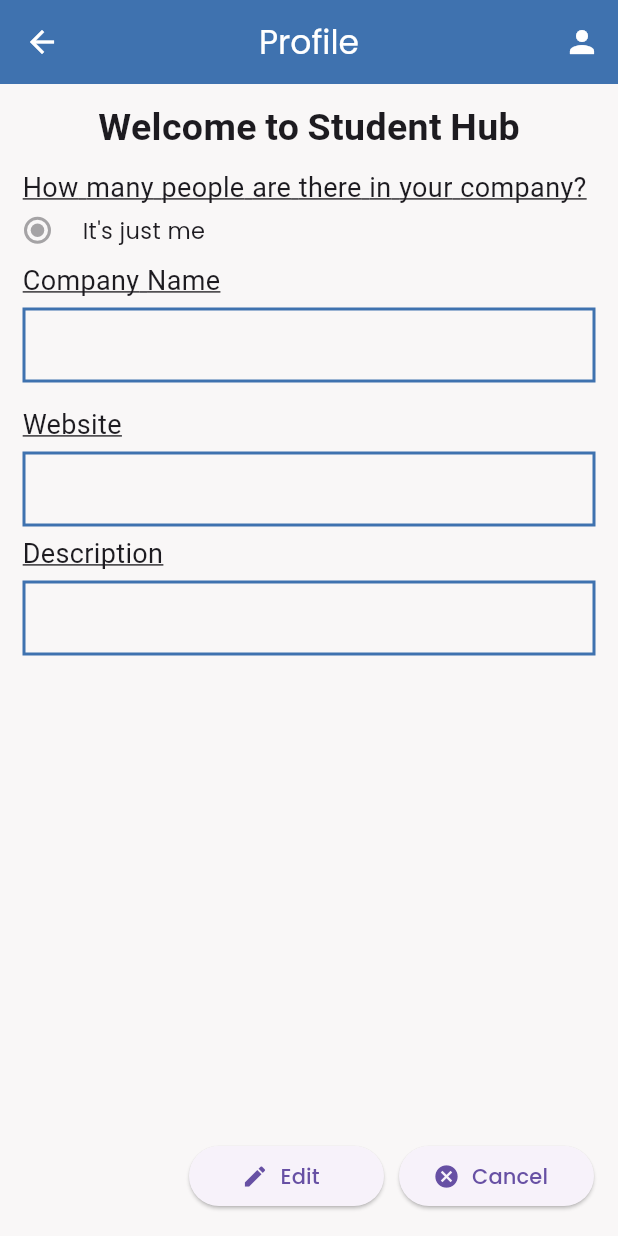
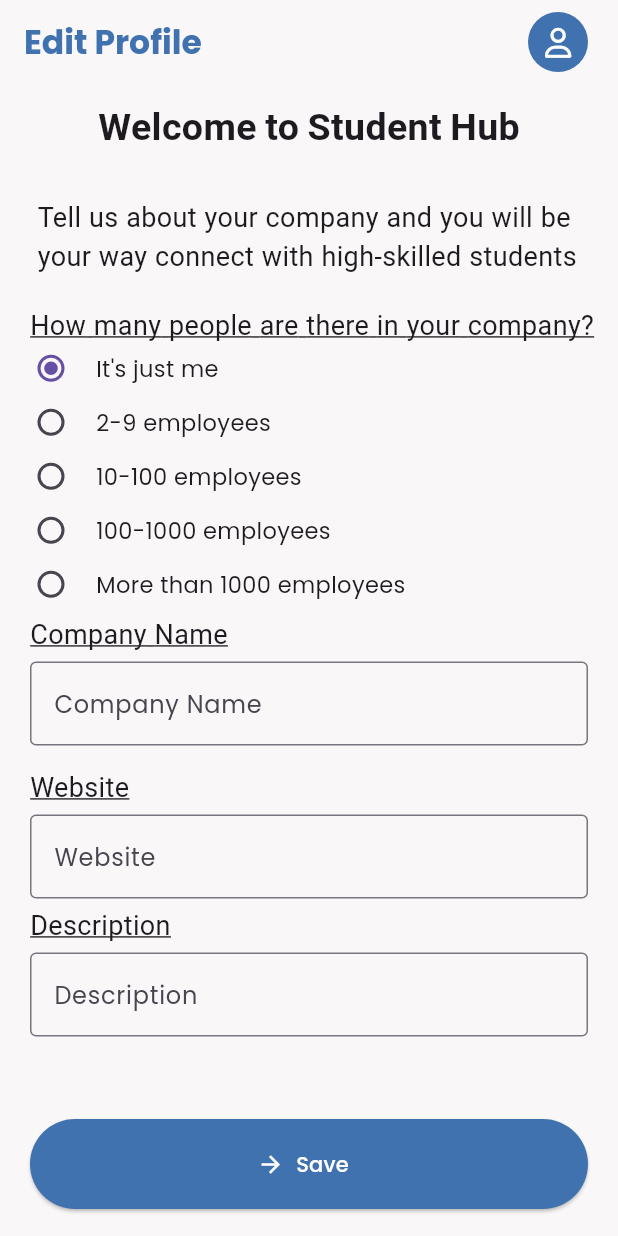
Before and after one commit to NguyenQuang179/amp_studenthub, a Flutter app: the ProfileInputView screen opened by its route, after a tap on "Edit", on a phone screen of 412 x 824 dp. Run offline on Flutter 3.47's test engine with Material 3 defaults, Android fonts, the phone set to English and light mode, and no system bars; our stand-ins replace dio, dotted_border, dropdown_button2, file_picker, flutter_custom_clippers, flutter_spinkit and 8 more; missing offline and left inert: omni_datetime_picker, zego_uikit_prebuilt_video_conference; accounts and stored records are empty; network calls fail; statements that could not run were skipped.

Commit message:
Done EditCompanyProfile

```diff
--- a/lib/configs/constant.dart
+++ b/lib/configs/constant.dart
@@ -14,6 +14,10 @@ class Constant {
   static const String token =
       "Bearer eyJhbGciOiJIUzI1NiIsInR5cCI6IkpXVCJ9.eyJpZCI6MSwiZnVsbG5hbWUiOiJOZ3V5ZW4gTmdvYyBRdWFuZyIsImVtYWlsIjoibm5xdWFuZzIwQGNsYy5maXR1cy5lZHUudm4iLCJyb2xlcyI6WzBdLCJpYXQiOjE3MTI5NDA3NjksImV4cCI6MTcxNDE1MDM2OX0.ccOxnGWHxg89-vv9m3TrrKPQsrsFFQqu73QniRQPzOw";
   static const int apiTimeOut = 60000;
+
+  static const appId = 301809692;
+  static const appSign =
+      '6847d07a0f58a41c1a72bf864fc8f9d22d39700611c94f9f1f30ba2d521d0f24';
 
 // Response Handler
   static const strNoRouteFound = "no_route_found";
--- a/lib/routes/app_router.dart
+++ b/lib/routes/app_router.dart
@@ -12,6 +12,7 @@ import 'package:amp_studenthub/screens/Student_Projects/project_list_filtered.da
 import 'package:amp_studenthub/screens/Student_Projects/project_list_saved.dart';
 import 'package:amp_studenthub/screens/bottom_navbar_scaffold/company_bottom_navbar.dart';
 import 'package:amp_studenthub/screens/company_dashboard_screen.dart';
+import 'package:amp_studenthub/screens/edit_company_profile.dart';
 import 'package:amp_studenthub/screens/home_screen.dart';
 import 'package:amp_studenthub/screens/job_details_screen.dart';
 import 'package:amp_studenthub/screens/login_page.dart';
@@ -198,7 +199,7 @@ class AppRouter {
           name: RouteConstants.videoCall,
           path: '/videoCall',
           pageBuilder: (context, state) {
-            return const MaterialPage(child: VideoCallScreen());
+            return const MaterialPage(child: VideoCallScreen(conferenceId: ''));
           }),
       GoRoute(
           name: RouteConstants.createCompanyProfile,
@@ -207,10 +208,16 @@ class AppRouter {
             return const MaterialPage(child: ProfileInputNew());
           }),
       GoRoute(
+          name: RouteConstants.viewCompanyProfile,
+          path: '/viewCompanyProfile',
+          pageBuilder: (context, state) {
+            return const MaterialPage(child: ProfileInputView());
+          }),
+      GoRoute(
           name: RouteConstants.editCompanyProfile,
           path: '/editCompanyProfile',
           pageBuilder: (context, state) {
-            return const MaterialPage(child: ProfileInputView());
+            return const MaterialPage(child: EditCompanyProfile());
           }),
       GoRoute(
           name: RouteConstants.createStudentProfile1,
--- a/lib/routes/routes_constants.dart
+++ b/lib/routes/routes_constants.dart
@@ -21,6 +21,7 @@ class RouteConstants {
   static String companyMessage = 'companyMessage';
   static String companyNotification = 'companyNotification';
   static String createCompanyProfile = 'createCompanyProfile';
+  static String viewCompanyProfile = 'viewCompanyProfile';
   static String editCompanyProfile = 'editCompanyProfile';
 
   static String createStudentProfile1 = 'createStudentProfile1';
--- /dev/null
+++ b/lib/screens/edit_company_profile.dart
@@ -0,0 +1,325 @@
+import 'dart:convert';
+import 'dart:developer';
+
+import 'package:amp_studenthub/configs/constant.dart';
+import 'package:amp_studenthub/providers/user_provider.dart';
+import 'package:amp_studenthub/routes/routes_constants.dart';
+import 'package:amp_studenthub/screens/input_screen.dart';
+import 'package:dio/dio.dart';
+import 'package:flutter/material.dart';
+import 'package:font_awesome_flutter/font_awesome_flutter.dart';
+import 'package:go_router/go_router.dart';
+import 'package:provider/provider.dart';
+
+class EditCompanyProfile extends StatefulWidget {
+  const EditCompanyProfile({super.key});
+
+  @override
+  State<EditCompanyProfile> createState() => _EditCompanyProfileState();
+}
+
+class _EditCompanyProfileState extends State<EditCompanyProfile> {
+  Map<String, int> option = {
+    'It\'s just me': 0,
+    '2-9 employees': 1,
+    '10-100 employees': 2,
+    '100-1000 employees': 3,
+    'More than 1000 employees': 4
+  };
+
+  @override
+  didChangeDependencies() async {
+    final userProvider = Provider.of<UserProvider>(context, listen: false);
+    var companyProfile = userProvider.userInfo['company'];
+    setState(() {
+      _selectedOption = companyProfile['size'];
+      log(companyProfile['size'].toString());
+      companyNameController.text = companyProfile['companyName'];
+      websiteController.text = companyProfile['website'];
+      descriptionController.text = companyProfile['description'];
+    });
+    super.didChangeDependencies();
+  }
+
+  int _selectedOption = 0;
+  final companyNameController = TextEditingController();
+  final websiteController = TextEditingController();
+  final descriptionController = TextEditingController();
+
+  Future<void> updateCompanyProfile(BuildContext context) async {
+    final dio = Dio();
+    try {
+      final userProvider = Provider.of<UserProvider>(context, listen: false);
+      var companyId = userProvider.userInfo['company']['id'];
+      final accessToken = userProvider.userToken;
+      var endpoint = '${Constant.baseURL}/api/profile/company/$companyId';
+
+      var data = {
+        "companyName": companyNameController.text,
+        "size": _selectedOption,
+        "website": websiteController.text,
+        "description": descriptionController.text
+      };
+
+      final Response response = await dio.put(endpoint,
+          options: Options(headers: {
+            'Authorization': 'Bearer $accessToken',
+          }),
+          data: jsonEncode(data));
+
+      final Map<String, dynamic> responseData =
+          response.data as Map<String, dynamic>;
+      final dynamic result = responseData['result'];
+      if (result != null) {
+        const infoEndpoint = '${Constant.baseURL}/api/auth/me';
+        final Response userResponse = await dio.get(
+          infoEndpoint,
+          options: Options(headers: {
+            'Authorization': 'Bearer $accessToken',
+          }),
+        );
+
+        final Map<String, dynamic> userResponseData =
+            userResponse.data as Map<String, dynamic>;
+        final dynamic userData = userResponseData['result'];
+        userProvider.updateUserInfo(userData);
+      } else {
+        print('User data not found in the response');
+      }
+    } on DioError catch (e) {
+      // Handle Dio errors
+      if (e.response != null) {
+        final responseData = e.response?.data;
+        print(responseData);
+      } else {
+        print(e.message);
+      }
+    }
+  }
+
+  @override
+  Widget build(BuildContext context) {
+    return Scaffold(
+      appBar: AppBar(
+        backgroundColor: Constant.backgroundColor,
+        toolbarHeight: 56,
+        title: const Text(
+          'Edit Profile',
+          style: TextStyle(
+              color: Constant.primaryColor, fontWeight: FontWeight.bold),
+        ),
+        actions: [
+          Padding(
+            padding: const EdgeInsets.symmetric(vertical: 8, horizontal: 16),
+            child: CircleAvatar(
+              radius: 24,
+              backgroundColor: Constant.primaryColor,
+              child: IconButton(
+                icon: const FaIcon(
+                  FontAwesomeIcons.user,
+                  size: 20,
+                  color: Constant.onPrimaryColor,
+                ),
+                onPressed: () {
+                  GoRouter.of(context).pushNamed(RouteConstants.switchAccount);
+                },
+              ),
+            ),
+          ),
+        ],
+      ),
+      body: SingleChildScrollView(
+        child: Column(
+          crossAxisAlignment: CrossAxisAlignment.start,
+          children: [
+            const SizedBox(
+              height: 10,
+            ),
+            const Center(
+              child: Text(
+                'Welcome to Student Hub',
+                style: TextStyle(
+                    fontFamily: 'sans serif',
+                    fontWeight: FontWeight.bold,
+                    fontSize: 25),
+              ),
+            ),
+            const SizedBox(
+              height: 10,
+            ),
+            const Padding(
+              padding: EdgeInsets.symmetric(horizontal: 25.0, vertical: 20),
+              child: Text(
+                'Tell us about your company and you will be your way connect with high-skilled students',
+                textAlign: TextAlign.left,
+                style: TextStyle(
+                    fontFamily: 'sans serif',
+                    fontWeight: FontWeight.normal,
+                    fontSize: 18),
+              ),
+            ),
+            const Padding(
+              padding: EdgeInsets.only(left: 20.0),
+              child: Text(
+                'How many people are there in your company?',
+                style: TextStyle(
+                    fontFamily: 'sans serif',
+                    fontWeight: FontWeight.normal,
+                    fontSize: 18,
+                    decoration: TextDecoration.underline),
+              ),
+            ),
+            Column(
+              children: option.entries
+                  .map(
+                    (entry) => GestureDetector(
+                      onTap: () {
+                        setState(() {
+                          _selectedOption = entry.value;
+                        });
+                      },
+                      child: Container(
+                        padding:
+                            const EdgeInsets.only(top: 5, left: 24, bottom: 10),
+                        child: Row(
+                          children: [
+                            Container(
+                              margin: const EdgeInsets.only(right: 20),
+                              height: 20,
+                              width: 20,
+                              child: Radio(
+                                value: entry.value,
+                                groupValue: _selectedOption,
+                                onChanged: (int? value) {
+                                  setState(() {
+                                    _selectedOption = value!;
+                                  });
+                                },
+                              ),
+                            ),
+                            Text(
+                              entry.key,
+                              style: const TextStyle(fontSize: 15),
+                            )
+                          ],
+                        ),
+                      ),
+                    ),
+                  )
+                  .toList(),
+            ),
+            const Padding(
+              padding: EdgeInsets.only(left: 20.0),
+              child: Text(
+                'Company Name',
+                style: TextStyle(
+                    fontFamily: 'sans serif',
+                    fontWeight: FontWeight.normal,
+                    fontSize: 18,
+                    decoration: TextDecoration.underline),
+              ),
+            ),
+            Padding(
+              padding:
+                  const EdgeInsets.symmetric(horizontal: 20.0, vertical: 5),
+              child: TextField(
+                controller: companyNameController,
+                decoration: const InputDecoration(
+                  border: OutlineInputBorder(),
+                  labelText: 'Company Name',
+                ),
+              ),
+            ),
+            const SizedBox(
+              height: 10,
+            ),
+            const Padding(
+              padding: EdgeInsets.only(left: 20.0),
+              child: Text(
+                'Website',
+                style: TextStyle(
+                    fontFamily: 'sans serif',
+                    fontWeight: FontWeight.normal,
+                    fontSize: 18,
+                    decoration: TextDecoration.underline),
+              ),
+            ),
+            Padding(
+              padding:
+                  const EdgeInsets.symmetric(horizontal: 20.0, vertical: 5),
+              child: TextField(
+                controller: websiteController,
+                decoration: const InputDecoration(
+                  border: OutlineInputBorder(),
+                  labelText: 'Website',
+                ),
+              ),
+            ),
+            const Padding(
+              padding: EdgeInsets.only(left: 20.0),
+              child: Text(
+                'Description',
+                style: TextStyle(
+                    fontFamily: 'sans serif',
+                    fontWeight: FontWeight.normal,
+                    fontSize: 18,
+                    decoration: TextDecoration.underline),
+              ),
+            ),
+            Padding(
+              padding:
+                  const EdgeInsets.symmetric(horizontal: 20.0, vertical: 5),
+              child: TextField(
+                controller: descriptionController,
+                onTap: () async {
+                  final String? newText = await Navigator.push(
+                    context,
+                    MaterialPageRoute(
+                      builder: (context) =>
+                          InputScreen(initialText: descriptionController.text),
+                    ),
+                  );
+                  if (newText != null) {
+                    setState(() {
+                      descriptionController.text = newText;
+                    });
+                  }
+                },
+                decoration: const InputDecoration(
+                  border: OutlineInputBorder(),
+                  labelText: 'Description',
+                ),
+              ),
+            ),
+            Center(
+              child: Container(
+                width: double.infinity,
+                height: 60,
+                margin: const EdgeInsets.only(top: 50),
+                padding: const EdgeInsets.symmetric(horizontal: 20.0),
+                child: ElevatedButton.icon(
+                  style: ButtonStyle(
+                      backgroundColor: MaterialStateProperty.all<Color>(
+                          Constant.primaryColor)),
+                  onPressed: () {
+                    updateCompanyProfile(context);
+                    context.pop(true);
+                    context.pushNamed(RouteConstants.viewCompanyProfile);
+                  },
+                  icon: const Icon(
+                    Icons.arrow_forward,
+                    color: Colors.white,
+                  ),
+                  label: const Text(
+                    'Save',
+                    style: TextStyle(color: Colors.white),
+                  ),
+                ),
+              ),
+            ),
+          ],
+        ),
+      ),
+    );
+  }
+}
--- a/lib/screens/profile_input_view_screen.dart
+++ b/lib/screens/profile_input_view_screen.dart
@@ -2,8 +2,11 @@ import 'package:amp_studenthub/configs/constant.dart';
 import 'package:amp_studenthub/models/company_profile.dart';
 import 'package:amp_studenthub/models/user.dart';
 import 'package:amp_studenthub/providers/user_provider.dart';
+import 'package:amp_studenthub/routes/routes_constants.dart';
 import 'package:dio/dio.dart';
 import 'package:flutter/material.dart';
+import 'package:font_awesome_flutter/font_awesome_flutter.dart';
+import 'package:go_router/go_router.dart';
 import 'package:provider/provider.dart';
 
 class ProfileInputView extends StatefulWidget {
@@ -26,6 +29,7 @@ class _ProfileInputViewState extends State<ProfileInputView> {
   void initState() {
     super.initState();
     option = optionList[0]!;
+    getCompanyProfile(context);
   }
 
   @override
@@ -57,10 +61,12 @@ class _ProfileInputViewState extends State<ProfileInputView> {
       print(result);
       if (result != null) {
         var user = User.fromJson(result);
+        if (mounted) {
           setState(() {
             _companyProfile = CompanyProfile.fromJson(result['company']);
             option = optionList[_companyProfile.size] ?? optionList[0]!;
           });
+        }
       } else {
         print('User data not found in the response');
       }
@@ -79,23 +85,25 @@ class _ProfileInputViewState extends State<ProfileInputView> {
   Widget build(BuildContext context) {
     return Scaffold(
       appBar: AppBar(
+        backgroundColor: Constant.backgroundColor,
+        toolbarHeight: 56,
         title: const Text(
-          "Profile",
-          style: TextStyle(color: Constant.onPrimaryColor),
+          'StudentHub',
+          style: TextStyle(
+              color: Constant.primaryColor, fontWeight: FontWeight.bold),
         ),
-        leading: IconButton(
+        actions: [
+          Padding(
+            padding: const EdgeInsets.symmetric(vertical: 8, horizontal: 8),
+            child: IconButton.outlined(
               onPressed: () {},
-          icon: const Icon(Icons.arrow_back),
-          color: Constant.onPrimaryColor,
+              icon: const FaIcon(
+                FontAwesomeIcons.user,
+                size: 16,
               ),
-        actions: <Widget>[
-          IconButton(
-            onPressed: () {},
-            icon: const Icon(Icons.person),
-            color: Constant.onPrimaryColor,
-          )
+            ),
+          ),
         ],
-        backgroundColor: const Color(0xFF3F72AF),
         centerTitle: true,
       ),
       body: SingleChildScrollView(
@@ -252,7 +260,11 @@ class _ProfileInputViewState extends State<ProfileInputView> {
               width: 130,
               margin: const EdgeInsets.only(right: 10),
               child: ElevatedButton.icon(
-                onPressed: () {},
+                onPressed: () async {
+                  context
+                      .pushReplacementNamed(RouteConstants.editCompanyProfile);
+                  getCompanyProfile(context);
+                },
                 icon: const Icon(Icons.edit),
                 label: const Text('Edit'),
               ),
--- a/lib/screens/switch_account_screen.dart
+++ b/lib/screens/switch_account_screen.dart
@@ -172,7 +172,7 @@ class _SwitchAccountScreenState extends State<SwitchAccountScreen> {
                       context.pushNamed(RouteConstants.createCompanyProfile);
                       // ignore: dead_code
                     } else {
-                      context.pushNamed(RouteConstants.editCompanyProfile);
+                      context.pushNamed(RouteConstants.viewCompanyProfile);
                     }
                   }
                 },
--- a/lib/screens/video_call_screen.dart
+++ b/lib/screens/video_call_screen.dart
@@ -1,48 +1,33 @@
-import 'dart:math';
-
-import 'package:amp_studenthub/configs/constant.dart';
+// ignore_for_file: public_member_api_docs, sort_constructors_first
 import 'package:flutter/material.dart';
 import 'package:flutter/widgets.dart';
 import 'package:font_awesome_flutter/font_awesome_flutter.dart';
+import 'package:provider/provider.dart';
 import 'package:zego_uikit_prebuilt_video_conference/zego_uikit_prebuilt_video_conference.dart';
 
-var userID = Random().nextInt(1000).toString();
+import 'package:amp_studenthub/configs/constant.dart';
+import 'package:amp_studenthub/providers/user_provider.dart';
 
 class VideoCallScreen extends StatelessWidget {
-  const VideoCallScreen({super.key});
+  final String conferenceId;
+
+  const VideoCallScreen({
+    super.key,
+    required this.conferenceId,
+  });
 
   @override
   Widget build(BuildContext context) {
+    final userProvider = Provider.of<UserProvider>(context, listen: false);
     return Scaffold(
       backgroundColor: Constant.backgroundColor,
-      appBar: AppBar(
-        backgroundColor: Constant.backgroundColor,
-        toolbarHeight: 60,
-        title: const Text(
-          'Luis Pham Irecnus',
-          style: TextStyle(
-              color: Constant.primaryColor, fontWeight: FontWeight.w600),
-        ),
-        actions: [
-          Padding(
-              padding: const EdgeInsets.symmetric(vertical: 8, horizontal: 8),
-              child: IconButton.outlined(
-                  onPressed: () {},
-                  icon: const FaIcon(
-                    FontAwesomeIcons.ellipsis,
-                    size: 16,
-                  ))),
-        ],
-      ),
       body: SafeArea(
         child: ZegoUIKitPrebuiltVideoConference(
-          appID:
-              301809692, // Fill in the appID that you get from ZEGOCLOUD Admin Console.
-          appSign:
-              '6847d07a0f58a41c1a72bf864fc8f9d22d39700611c94f9f1f30ba2d521d0f24', // Fill in the appSign that you get from ZEGOCLOUD Admin Console.
-          userID: userID,
-          userName: 'user_$userID',
-          conferenceID: '123',
+          appID: Constant.appId,
+          appSign: Constant.appSign,
+          userID: userProvider.userInfo['id'],
+          userName: userProvider.userInfo['fullname'],
+          conferenceID: conferenceId,
           config: ZegoUIKitPrebuiltVideoConferenceConfig(),
         ),
       ),
```
Lines whose indentation alone changed are shown as unchanged.
